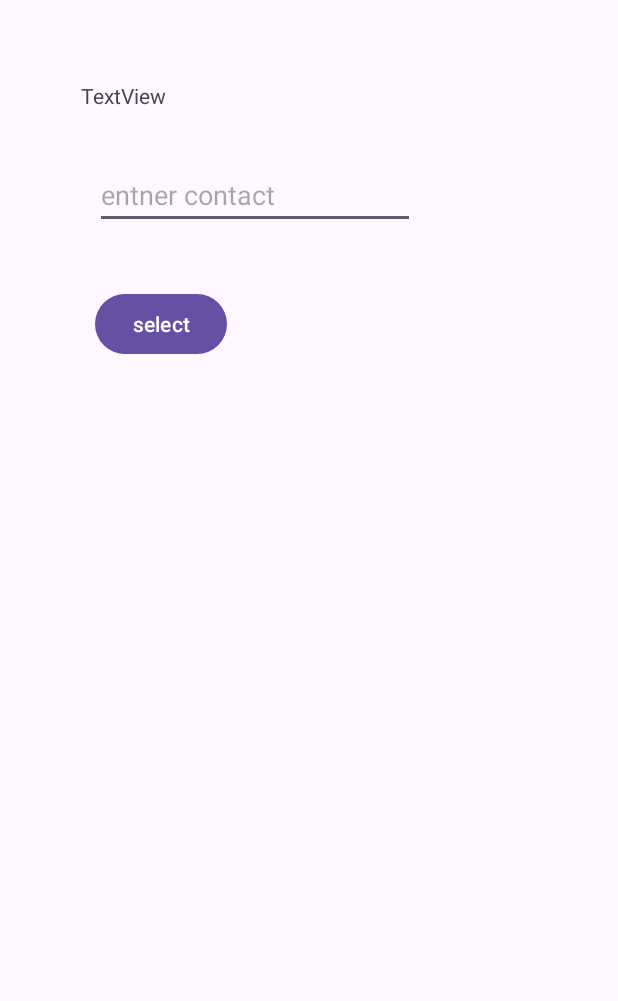
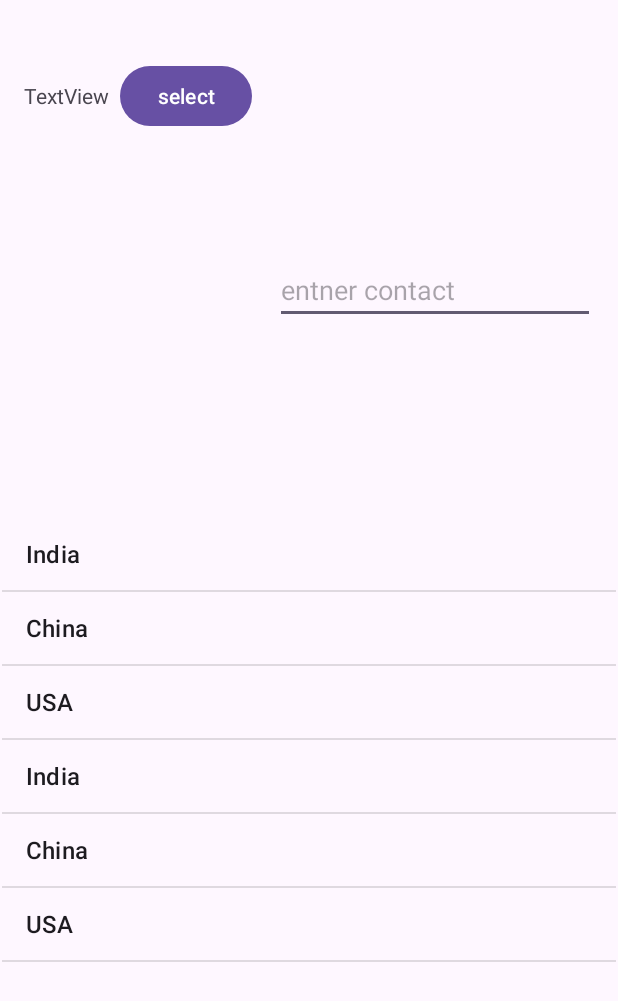
Before and after one commit to abdultanveer/boschandroidexs, an Android app: the layout activity_home.xml on its own in the app's theme, with its tools: preview values and no code run, on a phone screen of 412 x 824 dp. Shown: the top 1001 px of the screen. Run offline under Robolectric (Android 15) with nearby library versions, the phone set to English and light mode, and no system bars.

Commit message:
arrays.xml listview

```diff
--- a/app/src/main/AndroidManifest.xml
+++ b/app/src/main/AndroidManifest.xml
@@ -26,16 +26,18 @@
 
         <activity
             android:name=".HomeActivity"
-            android:exported="false" />
-        <activity
-            android:name=".MainActivity"
-            android:exported="true">
+            android:exported="true" >
             <intent-filter>
                 <action android:name="android.intent.action.MAIN" />
 
                 <category android:name="android.intent.category.LAUNCHER" />
             </intent-filter>
         </activity>
+        <activity
+            android:name=".MainActivity"
+            android:exported="true">
+
+        </activity>
     </application>
 
 </manifest>
--- a/app/src/main/java/com/example/bosch/HomeActivity.java
+++ b/app/src/main/java/com/example/bosch/HomeActivity.java
@@ -28,8 +28,8 @@ static  String TAG = HomeActivity.class.getSimpleName();
         ConstraintLayout view = binding.getRoot();
         setContentView(view);
 
-       String data = getIntent().getExtras().getString("mykey");
-       binding.tvHome.setText(data);
+       /*String data = getIntent().getExtras().getString("mykey");
+       binding.tvHome.setText(data);*/
 
        binding.btnSelect.setOnClickListener(this);
     }
--- a/app/src/main/res/layout/activity_home.xml
+++ b/app/src/main/res/layout/activity_home.xml
@@ -11,9 +11,10 @@
         android:id="@+id/tvHome"
         android:layout_width="wrap_content"
         android:layout_height="wrap_content"
-        android:layout_marginStart="54dp"
+        android:layout_marginStart="8dp"
         android:layout_marginTop="54dp"
         android:text="TextView"
+        app:layout_constraintEnd_toStartOf="@+id/btnSelect"
         app:layout_constraintStart_toStartOf="parent"
         app:layout_constraintTop_toTopOf="parent" />
 
@@ -21,21 +22,38 @@
         android:id="@+id/etContact"
         android:layout_width="wrap_content"
         android:layout_height="wrap_content"
-        android:layout_marginStart="9dp"
-        android:layout_marginTop="34dp"
+        android:layout_marginTop="43dp"
+        android:layout_marginEnd="8dp"
+        android:layout_marginBottom="1dp"
         android:ems="10"
         android:hint="entner contact"
         android:inputType="text"
-        app:layout_constraintStart_toStartOf="@+id/tvHome"
-        app:layout_constraintTop_toBottomOf="@+id/tvHome" />
+        app:layout_constraintBottom_toTopOf="@+id/listView"
+        app:layout_constraintEnd_toEndOf="parent"
+        app:layout_constraintStart_toEndOf="@+id/btnSelect"
+        app:layout_constraintTop_toTopOf="parent" />
 
     <Button
         android:id="@+id/btnSelect"
-        android:onClick="handleSelect"
         android:layout_width="wrap_content"
         android:layout_height="wrap_content"
-        android:layout_marginTop="39dp"
+        android:layout_marginEnd="7dp"
+        android:onClick="handleSelect"
         android:text="select"
-        app:layout_constraintStart_toStartOf="@+id/etContact"
+        app:layout_constraintBaseline_toBaselineOf="@+id/tvHome"
+        app:layout_constraintEnd_toStartOf="@+id/etContact"
+        app:layout_constraintStart_toEndOf="@+id/tvHome" />
+
+    <ListView
+        android:id="@+id/listView"
+        android:entries="@array/countries"
+        android:layout_width="match_parent"
+        android:layout_height="350dp"
+        android:layout_marginStart="1dp"
+        android:layout_marginEnd="1dp"
+        android:layout_marginBottom="1dp"
+        app:layout_constraintBottom_toBottomOf="parent"
+        app:layout_constraintEnd_toEndOf="parent"
+        app:layout_constraintStart_toStartOf="parent"
         app:layout_constraintTop_toBottomOf="@+id/etContact" />
 </androidx.constraintlayout.widget.ConstraintLayout>
--- /dev/null
+++ b/app/src/main/res/values/arrays.xml
@@ -0,0 +1,12 @@
+<?xml version="1.0" encoding="utf-8"?>
+<resources>
+    <string-array name="countries">
+        <item>India</item>
+        <item>China</item>
+        <item>USA</item>
+
+        <item>India</item>
+        <item>China</item>
+        <item>USA</item>
+    </string-array>
+</resources>
```
